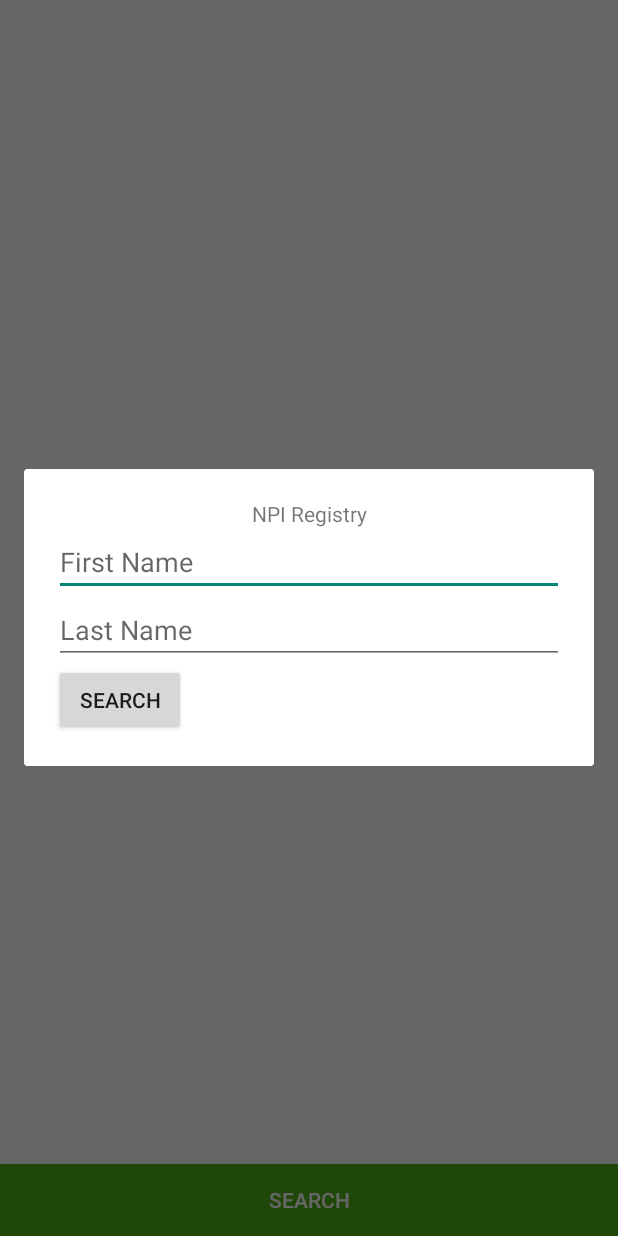
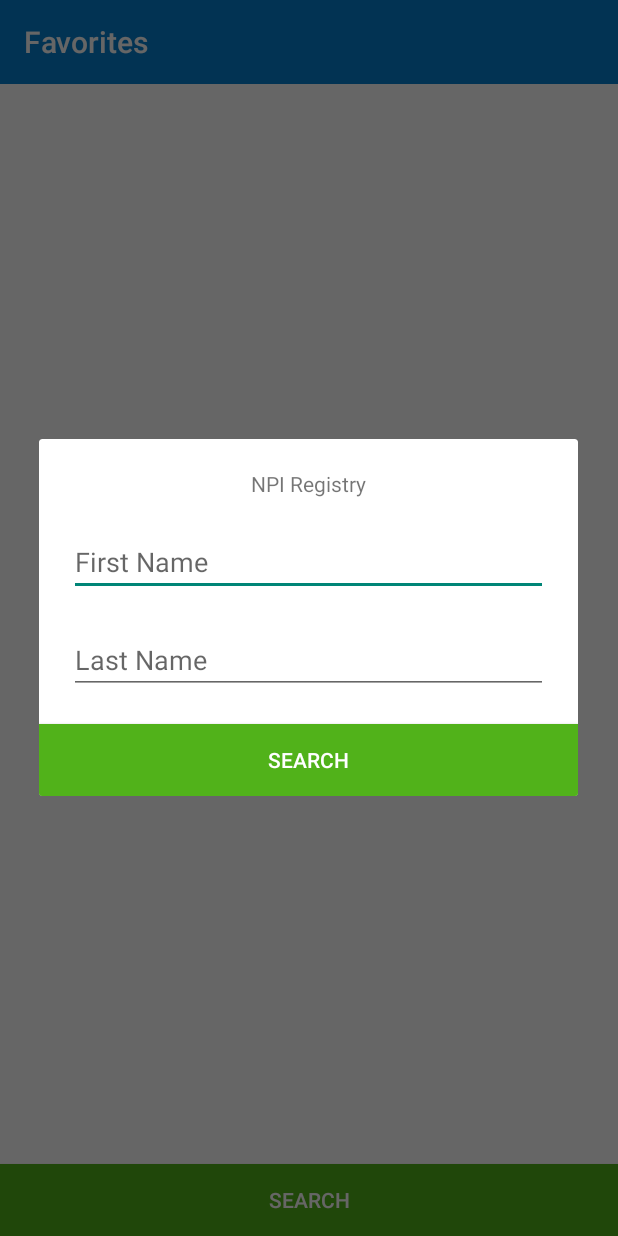
Before and after one commit to Mario0419/NPIRegistry, an Android app: the screen it shows after launch (MainActivity), after a tap on "SEARCH", on a phone screen of 412 x 824 dp. Run offline under Robolectric (Android 15) with nearby library versions, the phone set to English and light mode, and no system bars.

Commit message:
Reworked layout

```diff
--- a/app/src/main/java/com/mx3studios/npiregistry/MainActivity.java
+++ b/app/src/main/java/com/mx3studios/npiregistry/MainActivity.java
@@ -1,11 +1,15 @@
 package com.mx3studios.npiregistry;
 
+import android.graphics.Color;
 import android.os.AsyncTask;
 import android.support.v4.app.FragmentActivity;
+import android.support.v4.view.GravityCompat;
 import android.support.v4.widget.DrawerLayout;
 import android.support.v4.app.Fragment;
 import android.support.v4.app.FragmentManager;
 import android.os.Bundle;
+import android.support.v7.app.AppCompatActivity;
+import android.support.v7.widget.Toolbar;
 import android.view.Menu;
 import android.view.MenuItem;
 import android.view.View;
@@ -33,6 +37,7 @@ public class MainActivity extends FragmentActivity {
     private DrawerLayout mDrawerLayout;
     private ListView mDrawerList;
 
+    private Toolbar toolbar;
     private NpiReaderDbHelper mDbHelper;
 
     private String[] menuList = new String[]{"Favorites", "Results", "Advanced Search", "About"};
@@ -43,6 +48,9 @@ public class MainActivity extends FragmentActivity {
     protected void onCreate(Bundle savedInstanceState) {
         super.onCreate(savedInstanceState);
         setContentView(R.layout.npi_drawer_layout);
+        toolbar = (Toolbar)findViewById(R.id.toolbar);
+        toolbar.setTitle(menuList[0]);
+        toolbar.setTitleTextColor(Color.WHITE);
         mDbHelper = new NpiReaderDbHelper(getApplicationContext());
         mDrawerLayout = (DrawerLayout)findViewById(R.id.drawer_layout);
         mDrawerList = (ListView)findViewById(R.id.left_drawer);
@@ -103,11 +111,15 @@ public class MainActivity extends FragmentActivity {
         // automatically handle clicks on the Home/Up button, so long
         // as you specify a parent activity in AndroidManifest.xml.
         int id = item.getItemId();
-
-        if (id == R.id.action_settings) {
-            return true;
+        switch(id) {
+            case R.id.action_settings:
+                return true;
+            case android.R.id.home:
+                mDrawerLayout.openDrawer(GravityCompat.START);
+                return true;
+            default:
+                break;
         }
-
         return super.onOptionsItemSelected(item);
     }
 
@@ -159,7 +171,7 @@ public class MainActivity extends FragmentActivity {
                 break;
         }
         fragment.setArguments(args);
-
+        toolbar.setTitle(menuList[position]);
         FragmentManager fragmentManager = getSupportFragmentManager();
 
         fragmentManager.beginTransaction()
@@ -186,5 +198,4 @@ public class MainActivity extends FragmentActivity {
     public NpiReaderDbHelper getNpiDbHelper() {
         return mDbHelper;
     }
-
 }
--- a/app/src/main/java/com/mx3studios/npiregistry/npi/NpiResult.java
+++ b/app/src/main/java/com/mx3studios/npiregistry/npi/NpiResult.java
@@ -131,7 +131,7 @@ public class NpiResult {
         this.favorite = favorite;
     }
 
-    public boolean getFavorite() {
+    public boolean isFavorite() {
         return favorite;
     }
 
--- a/app/src/main/java/com/mx3studios/npiregistry/npiDrawerFragment/FavoriteFragment.java
+++ b/app/src/main/java/com/mx3studios/npiregistry/npiDrawerFragment/FavoriteFragment.java
@@ -7,10 +7,10 @@ import android.support.v4.app.Fragment;
 import android.view.LayoutInflater;
 import android.view.View;
 import android.view.ViewGroup;
+import android.widget.AdapterView;
 import android.widget.ArrayAdapter;
 import android.widget.Button;
 import android.widget.CheckBox;
-import android.widget.CompoundButton;
 import android.widget.ListView;
 import android.widget.TextView;
 
@@ -20,7 +20,6 @@ import com.mx3studios.npiregistry.npi.NpiQuery;
 import com.mx3studios.npiregistry.npi.NpiResult;
 
 import java.util.ArrayList;
-import java.util.List;
 
 public class FavoriteFragment extends Fragment {
 
@@ -55,17 +54,29 @@ public class FavoriteFragment extends Fragment {
         searchButton.setOnClickListener(new View.OnClickListener() {
             @Override
             public void onClick(View v) {
-                showDialog();
+                showSearchDialog();
             }
         });
         listView.setAdapter(arrayAdapter);
+        listView.setOnItemClickListener(new AdapterView.OnItemClickListener() {
+            @Override
+            public void onItemClick(AdapterView<?> parent, View view, int position, long id) {
+                showDetailedDialog((NpiResult)listView.getItemAtPosition(position));
+            }
+        });
         return view;
     }
 
     public int getLayoutRes() {
         return layout;
     }
-    private void showDialog() {
+
+    private void showDetailedDialog(NpiResult result) {
+        mNpiDetailFragment = new NpiDetailDialogFragment();
+        mNpiDetailFragment.setNpiResult(result);
+        mNpiDetailFragment.show(getFragmentManager(), "dialog");
+    }
+    private void showSearchDialog() {
         mdialogSearchFragment = new SearchNpiDialogFragment();
         mdialogSearchFragment.show(getFragmentManager(), "dialog");
     }
--- a/app/src/main/res/layout/fragment_search_npi_dialog.xml
+++ b/app/src/main/res/layout/fragment_search_npi_dialog.xml
@@ -4,41 +4,48 @@
     tools:context="com.mx3studios.npiregistry.npiDrawerFragment.SearchNpiDialogFragment">
 
 
-    <RelativeLayout
+    <LinearLayout
         android:id="@+id/npiSearchLayout"
         android:layout_width="match_parent"
         android:layout_height="match_parent"
-        android:layout_margin="20dp">
+        android:orientation="vertical">
 
         <TextView
             android:id="@+id/searchTitle"
             android:gravity="center_horizontal"
             android:layout_width="match_parent"
             android:layout_height="wrap_content"
-            android:text="@string/app_name"/>
+            android:text="@string/app_name"
+            android:layout_marginTop="20dp"/>
         <EditText
             android:id="@+id/first_name"
-            android:layout_below="@id/searchTitle"
             android:maxLength="25"
             android:singleLine="true"
             android:layout_width="match_parent"
             android:layout_height="wrap_content"
-            android:hint="First Name"/>
+            android:hint="First Name"
+            android:layout_marginTop="20dp"
+            android:layout_marginRight="20dp"
+            android:layout_marginLeft="20dp"/>
 
         <EditText
             android:id="@+id/last_name"
-            android:layout_below="@id/first_name"
             android:maxLength="25"
             android:singleLine="true"
             android:layout_width="match_parent"
             android:layout_height="wrap_content"
-            android:hint="Last Name"/>
+            android:hint="Last Name"
+            android:layout_marginTop="20dp"
+            android:layout_marginRight="20dp"
+            android:layout_marginLeft="20dp"
+            android:layout_marginBottom="20dp"/>
         <Button
             android:id="@+id/buttonSearchNpi"
-            android:layout_below="@id/last_name"
-            android:layout_width="wrap_content"
+            android:layout_width="fill_parent"
             android:layout_height="wrap_content"
             android:text="@string/search_npi"
-            android:onClick="searchNpi"/>
-    </RelativeLayout>
+            android:onClick="searchNpi"
+            android:background="@color/cmdgreen"
+            android:textColor="@color/white"/>
+    </LinearLayout>
 </FrameLayout>
--- a/app/src/main/res/layout/npi_drawer_layout.xml
+++ b/app/src/main/res/layout/npi_drawer_layout.xml
@@ -8,10 +8,20 @@
     android:id="@+id/drawer_layout"
     android:layout_height="match_parent"
     android:layout_width="match_parent">
-    <FrameLayout
-        android:id="@+id/content_frame"
+
+    <LinearLayout
         android:layout_width="match_parent"
-        android:layout_height="wrap_content"/>
+        android:layout_height="match_parent"
+        android:orientation="vertical">
+        <include
+            layout="@layout/toolbar"
+            android:layout_width="match_parent"
+            android:layout_height="wrap_content"/>
+        <FrameLayout
+            android:id="@+id/content_frame"
+            android:layout_width="match_parent"
+            android:layout_height="match_parent"/>
+    </LinearLayout>
 
     <ListView
         android:id="@+id/left_drawer"
--- /dev/null
+++ b/app/src/main/res/layout/toolbar.xml
@@ -0,0 +1,12 @@
+<?xml version="1.0" encoding="utf-8"?>
+<android.support.v7.widget.Toolbar
+    xmlns:android="http://schemas.android.com/apk/res/android"
+    xmlns:app="http://schemas.android.com/apk/res-auto"
+    android:id="@+id/toolbar"
+    android:layout_height="wrap_content"
+    android:layout_width="match_parent"
+    android:fitsSystemWindows="true"
+    android:minHeight="?attr/actionBarSize"
+    android:background="@color/cmdblue"
+    android:titleTextColor="@color/white">
+</android.support.v7.widget.Toolbar>
```
Also changed, not shown: app/src/main/java/com/mx3studios/npiregistry/npiDrawerFragment/NpiResultDialogFragment.java (deleted, +0 -105 lines), app/src/main/java/com/mx3studios/npiregistry/npiDrawerFragment/ResultFragment.java (+2 -12 lines).
